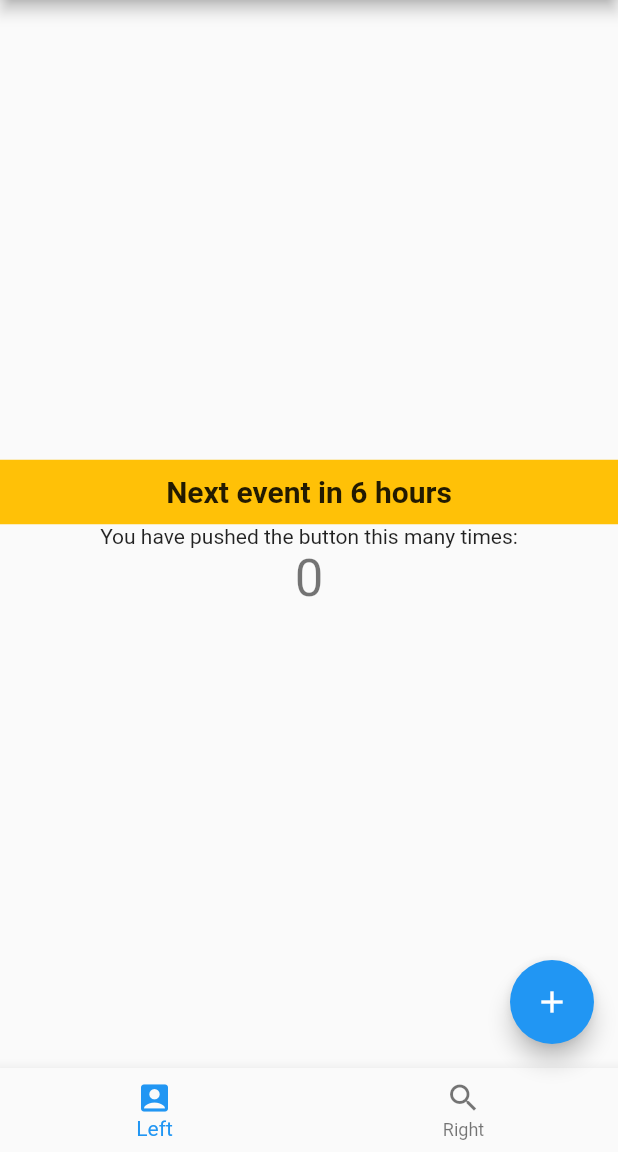
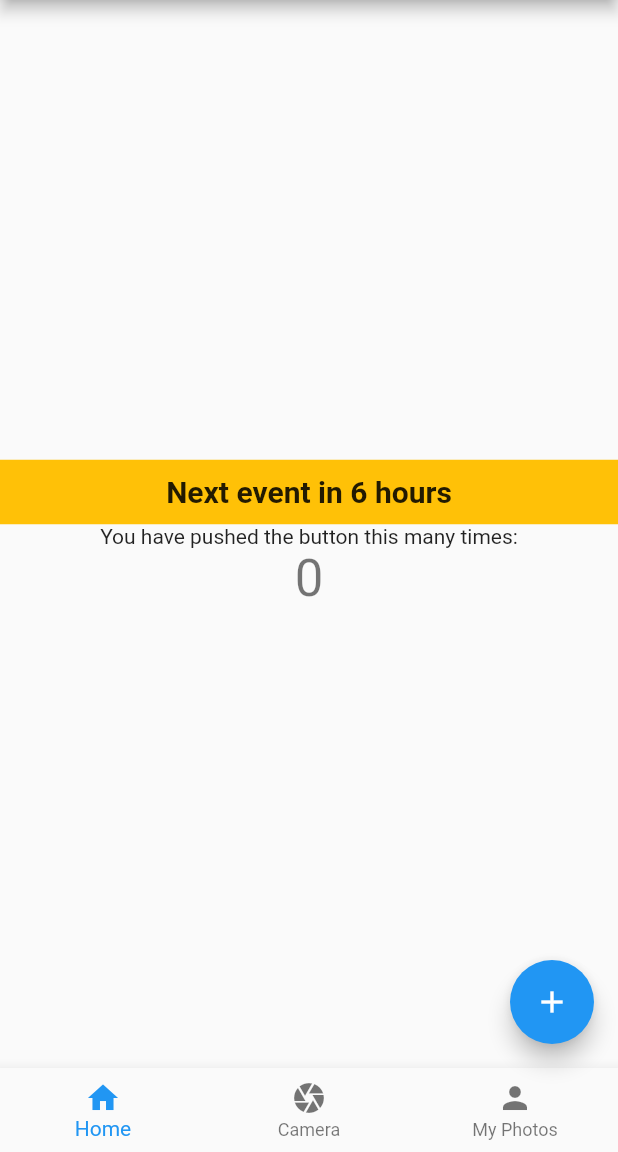
Before and after one commit to enricod/1d1h1photo-flutter, a Flutter app: the screen it shows after launch, on a phone screen of 412 x 824 dp, the part 84-1236 px from its top. Run offline on Flutter 3.47's test engine with Material 2 defaults, Android fonts, the phone set to English and light mode, and no system bars.

Commit message:
3 bottoni in toolbar

```diff
--- a/lib/pages/home_page.dart
+++ b/lib/pages/home_page.dart
@@ -61,15 +61,20 @@ class _MyHomePageState extends State<MyHomePage> {
             print("hai premuto " + index.toString());
               //setState((){  });
             },
+            type: BottomNavigationBarType.fixed,
+
           items: <BottomNavigationBarItem>[
             new BottomNavigationBarItem(
-              icon: new Icon(Icons.account_box),
-              title: new Text("Left"),
+              icon: new Icon(Icons.home),
+              title: new Text("Home"),
             ),
-
             new BottomNavigationBarItem(
-              icon: new Icon(Icons.search),
-              title: new Text("Right"),
+              icon: new Icon(Icons.camera),
+              title: new Text("Camera"),
+            ),
+            new BottomNavigationBarItem(
+              icon: new Icon(Icons.person),
+              title: new Text("My Photos"),
             ),
         ],
       ),
```
Also changed, not shown: pubspec.lock.
